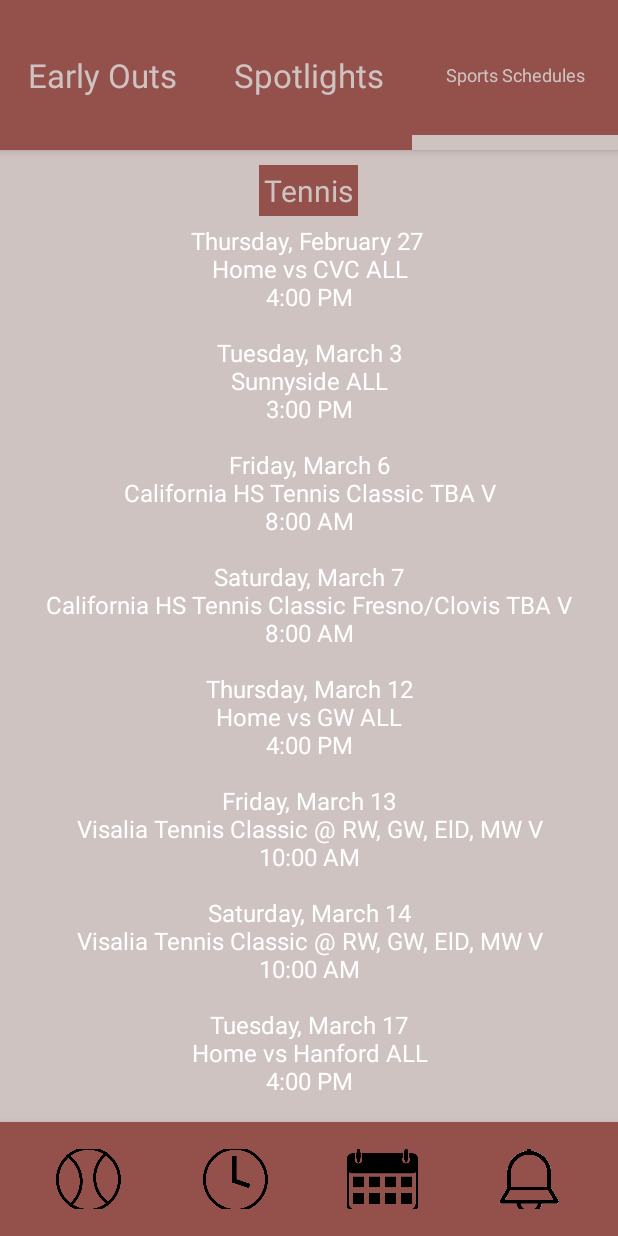
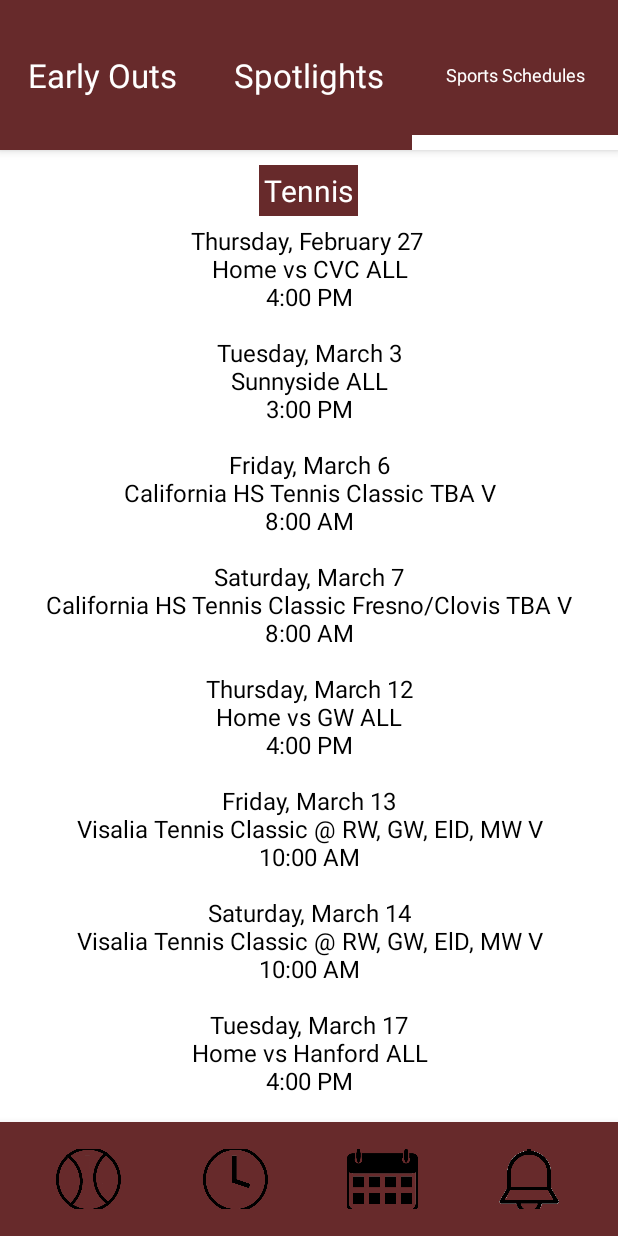
Before and after one commit to Peyton600/INFORMED, an Android app: the screen it shows after launch (MainActivity), tab 3 chosen, on a phone screen of 412 x 824 dp. Run offline under Robolectric (Android 15) with nearby library versions, the phone set to English and light mode, and no system bars; our stand-ins replace navigation-ui.

Commit message:
JACK WORKING New colors and bell sched

```diff
--- a/app/src/main/res/layout/activity_main.xml
+++ b/app/src/main/res/layout/activity_main.xml
@@ -6,12 +6,13 @@
     android:layout_width="match_parent"
     android:layout_height="match_parent"
     tools:context=".MainActivity">
-   <FrameLayout
+
+    <FrameLayout
         android:id="@+id/nav_view"
-        android:layout_above="@id/nav_host_fragment"
         android:layout_width="match_parent"
         android:layout_height="match_parent"
-       android:background="#cfc3c2"></FrameLayout>
+        android:layout_above="@id/nav_host_fragment"
+        android:background="#FFFF"></FrameLayout>
 
     <com.google.android.material.bottomnavigation.BottomNavigationView
         android:id="@+id/nav_host_fragment"
@@ -19,7 +20,7 @@
         android:layout_height="wrap_content"
         android:layout_alignParentStart="true"
         android:layout_alignParentBottom="true"
-        android:background="#94504a"
+        android:background="#672a2b"
         android:padding="10dp"
         app:itemIconSize="50dp"
         app:labelVisibilityMode="unlabeled"
--- a/app/src/main/res/layout/fragment_home.xml
+++ b/app/src/main/res/layout/fragment_home.xml
@@ -14,20 +14,19 @@
             android:id="@+id/appBarLayout"
             android:layout_width="match_parent"
             android:layout_height="100dp"
-            android:background="#94504a"
-            >
+            android:background="#672a2b">
 
             <com.google.android.material.tabs.TabLayout
                 android:id="@+id/tabLayout"
                 android:layout_width="match_parent"
                 android:layout_height="match_parent"
-                app:tabIndicatorColor="#cfc3c2"
+                app:tabIndicatorColor="#FFFFFF"
                 app:tabIndicatorGravity="bottom"
                 app:tabIndicatorHeight="10dp"
                 app:tabPaddingEnd="0dp"
                 app:tabPaddingStart="0dp"
                 app:tabTextAppearance="@style/TextAppearance.AppCompat.Large"
-                app:tabTextColor="#cfc3c2">
+                app:tabTextColor="#FFFFFF">
 
             </com.google.android.material.tabs.TabLayout>
 
--- a/app/src/main/res/layout/fragment_s_schedule.xml
+++ b/app/src/main/res/layout/fragment_s_schedule.xml
@@ -22,13 +22,13 @@
                 android:layout_gravity="center_horizontal"
                 android:layout_marginTop="10dp"
                 android:layout_marginBottom="5dp"
-                android:background="#94504a"
+                android:background="#672a2b"
                 android:padding="3dp"
                 android:paddingTop="2dp"
                 android:paddingBottom="2dp"
                 android:text="Tennis"
                 android:textAlignment="center"
-                android:textColor="#cfc3c2"
+                android:textColor="#FFFFFF"
                 android:textSize="20dp" />
 
             <TextView
@@ -37,134 +37,134 @@
                 android:layout_height="wrap_content"
                 android:text="@string/s_tennis"
                 android:textAlignment="center"
-                android:textColor="#ffffff"
+                android:textColor="#000000"
                 android:textSize="16dp" />
 
             <TextView
                 android:id="@+id/textView7"
                 android:layout_width="wrap_content"
                 android:layout_height="wrap_content"
-                android:background="#94504a"
+                android:layout_gravity="center_horizontal"
                 android:layout_marginTop="5dp"
                 android:layout_marginBottom="5dp"
-                android:text="Swim"
-                android:layout_gravity="center_horizontal"
+                android:background="#672a2b"
                 android:padding="3dp"
                 android:paddingTop="2dp"
                 android:paddingBottom="2dp"
+                android:text="Swim and Dive"
                 android:textAlignment="center"
-                android:textColor="#cfc3c2"
-                android:textSize="20dp"/>
+                android:textColor="#FFFFFF"
+                android:textSize="20dp" />
 
             <TextView
                 android:id="@+id/textView10"
                 android:layout_width="match_parent"
                 android:layout_height="wrap_content"
+                android:text="@string/s_swim"
+
                 android:textAlignment="center"
-
-                android:textColor="#ffffff"
-                android:textSize="16dp"
-                android:text="@string/s_swim" />
+                android:textColor="#000000"
+                android:textSize="16dp" />
 
             <TextView
                 android:id="@+id/textView11"
                 android:layout_width="wrap_content"
                 android:layout_height="wrap_content"
-                android:background="#94504a"
+                android:layout_gravity="center_horizontal"
                 android:layout_marginTop="5dp"
                 android:layout_marginBottom="5dp"
-                android:text="Golf"
-                android:textSize="20dp"
-                android:layout_gravity="center_horizontal"
+                android:background="#672a2b"
                 android:padding="3dp"
                 android:paddingTop="2dp"
                 android:paddingBottom="2dp"
+                android:text="Golf"
                 android:textAlignment="center"
-                android:textColor="#cfc3c2" />
+                android:textColor="#FFFFFF"
+                android:textSize="20dp" />
 
             <TextView
                 android:id="@+id/textView12"
                 android:layout_width="match_parent"
                 android:layout_height="wrap_content"
+                android:text="@string/s_golf"
                 android:textAlignment="center"
-                android:textColor="#ffffff"
-                android:textSize="16dp"
-                android:text="@string/s_golf" />
+                android:textColor="#000000"
+                android:textSize="16dp" />
 
             <TextView
                 android:id="@+id/textView13"
                 android:layout_width="wrap_content"
                 android:layout_height="wrap_content"
-                android:background="#94504a"
-                android:text="Softball"
+                android:layout_gravity="center_horizontal"
                 android:layout_marginTop="5dp"
                 android:layout_marginBottom="5dp"
-                android:textSize="20dp"
-                android:layout_gravity="center_horizontal"
+                android:background="#672a2b"
                 android:padding="3dp"
                 android:paddingTop="2dp"
                 android:paddingBottom="2dp"
+                android:text="Softball"
                 android:textAlignment="center"
-                android:textColor="#cfc3c2" />
+                android:textColor="#FFFFFF"
+                android:textSize="20dp" />
 
             <TextView
                 android:id="@+id/textView14"
                 android:layout_width="match_parent"
                 android:layout_height="wrap_content"
+                android:text="@string/s_softball"
                 android:textAlignment="center"
-                android:textColor="#ffffff"
-                android:textSize="16dp"
-                android:text="@string/s_softball" />
+                android:textColor="#000000"
+                android:textSize="16dp" />
 
             <TextView
                 android:id="@+id/textView15"
                 android:layout_width="wrap_content"
                 android:layout_height="wrap_content"
-                android:background="#94504a"
-                android:text="Baseball"
                 android:layout_gravity="center_horizontal"
-                android:padding="3dp"
                 android:layout_marginTop="5dp"
                 android:layout_marginBottom="5dp"
-                android:textSize="20dp"
+                android:background="#672a2b"
+                android:padding="3dp"
                 android:paddingTop="2dp"
                 android:paddingBottom="2dp"
+                android:text="Baseball"
                 android:textAlignment="center"
-                android:textColor="#cfc3c2" />
+                android:textColor="#FFFFFF"
+                android:textSize="20dp" />
 
             <TextView
                 android:id="@+id/textView16"
                 android:layout_width="match_parent"
                 android:layout_height="wrap_content"
+                android:text="@string/s_baseball"
                 android:textAlignment="center"
-                android:textColor="#ffffff"
-                android:textSize="16dp"
-                android:text="@string/s_baseball" />
+                android:textColor="#000000"
+                android:textSize="16dp" />
 
             <TextView
                 android:id="@+id/textView17"
                 android:layout_width="wrap_content"
                 android:layout_height="wrap_content"
-                android:background="#94504a"
-                android:text="Track"
+                android:layout_gravity="center_horizontal"
                 android:layout_marginTop="5dp"
                 android:layout_marginBottom="5dp"
-                android:textSize="20dp"
-                android:layout_gravity="center_horizontal"
+                android:background="#672a2b"
                 android:padding="3dp"
                 android:paddingTop="2dp"
                 android:paddingBottom="2dp"
+                android:text="Track"
                 android:textAlignment="center"
-                android:textColor="#cfc3c2" />
+                android:textColor="#FFFFFF"
+                android:textSize="20dp" />
 
             <TextView
                 android:id="@+id/textView18"
                 android:layout_width="match_parent"
                 android:layout_height="wrap_content"
+                android:text="@string/s_track"
                 android:textAlignment="center"
-                android:textColor="#ffffff"
-                android:textSize="16dp"
-                android:text="@string/s_track" />
+                android:textColor="#000000"
+                android:textSize="16dp" />
 
         </LinearLayout>
     </ScrollView>
```
Also changed, not shown: app/src/main/res/layout/fragment_alerts.xml (+7 -5 lines), app/src/main/res/layout/fragment_schedule.xml (+61 -36 lines), app/src/main/res/layout/fragment_spot_light.xml (+14 -12 lines), app/src/main/res/drawable-v24/grey-line-png-6.png (added), app/src/main/res/font/amaranth.ttf (added), app/src/main/res/font/amaranth1.ttf (added).
